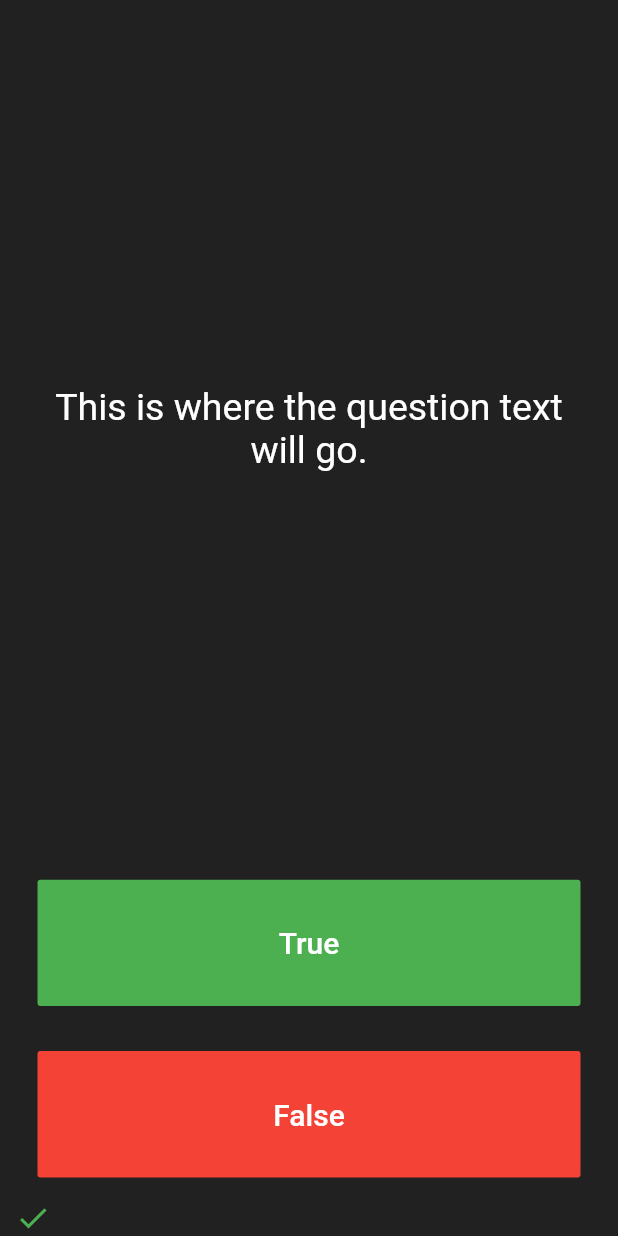
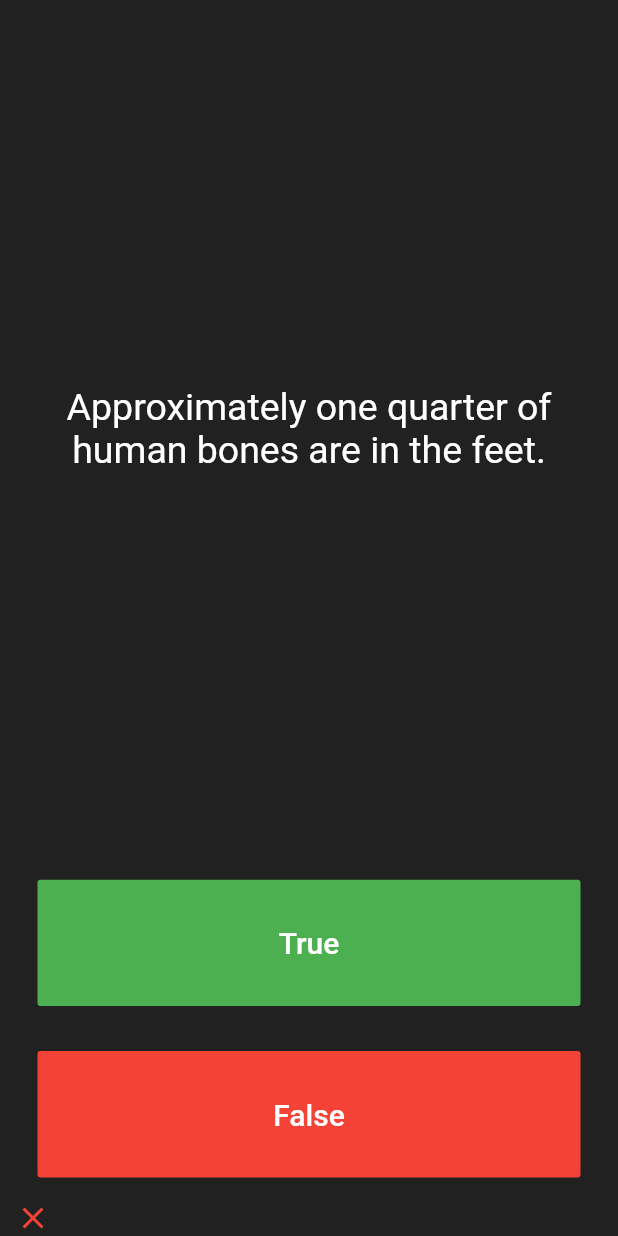
Before and after one commit to Tolskiee/Quizzler, a Flutter app: the screen it shows after launch, after a tap on "True", on a phone screen of 412 x 824 dp. Run offline on Flutter 3.47's test engine with Material 2 defaults, Android fonts, the phone set to English and light mode, and no system bars; our stand-ins replace rflutter_alert.

Commit message:
project(feature): Completed Challenge

```diff
--- a/lib/main.dart
+++ b/lib/main.dart
@@ -1,4 +1,8 @@
 import 'package:flutter/material.dart';
+import 'package:rflutter_alert/rflutter_alert.dart';
+import 'quizbrain.dart';
+
+QuizBrain quizBrain = QuizBrain();
 
 void main() => runApp(Quizzler());
 
@@ -27,6 +31,50 @@ class QuizPage extends StatefulWidget {
 class _QuizPageState extends State<QuizPage> {
   List<Icon> scoreKeeper = [];
 
+  void checkAnswer(bool userPickedAnswer) {
+    bool correctAnswer = quizBrain.getQuestionAnswer(questionNumber);
+    setState(() {
+      if (quizBrain.isFinished() == true) {
+        Alert(
+            context: context,
+            type: AlertType.success,
+            title: "Quiz Completed",
+            desc: "Would you like to retake or exit?",
+            buttons: [
+              DialogButton(
+                child: Text(
+                  "Retake",
+                  style: TextStyle(color: Colors.white, fontSize: 20),
+                ),
+                onPressed: () => Navigator.pop(context),
+                color: Color.fromRGBO(0, 179, 134, 1.0),
+              ),
+            ]).show();
+        quizBrain.reset();
+        scoreKeeper = [];
+      } else {
+        if (userPickedAnswer == correctAnswer) {
+          scoreKeeper.add(
+            Icon(
+              Icons.check,
+              color: Colors.green,
+            ),
+          );
+        } else {
+          scoreKeeper.add(
+            Icon(
+              Icons.close,
+              color: Colors.red,
+            ),
+          );
+        }
+      }
+      quizBrain.nextQuestion();
+      print(quizBrain.getQuestionNumber(questionNumber));
+    });
+  }
+
+  int questionNumber = 0;
   @override
   Widget build(BuildContext context) {
     return Column(
@@ -39,7 +87,7 @@ class _QuizPageState extends State<QuizPage> {
             padding: EdgeInsets.all(10.0),
             child: Center(
               child: Text(
-                'This is where the question text will go.',
+                quizBrain.getQuestionText(questionNumber),
                 textAlign: TextAlign.center,
                 style: TextStyle(
                   fontSize: 25.0,
@@ -63,14 +111,7 @@ class _QuizPageState extends State<QuizPage> {
                 ),
               ),
               onPressed: () {
-                setState(() {
-                  scoreKeeper.add(
-                    Icon(
-                      Icons.check,
-                      color: Colors.green,
-                    ),
-                  );
-                });
+                checkAnswer(true);
               },
             ),
           ),
@@ -88,7 +129,7 @@ class _QuizPageState extends State<QuizPage> {
                 ),
               ),
               onPressed: () {
-                //The user picked false.
+                checkAnswer(false);
               },
             ),
           ),
--- /dev/null
+++ b/lib/questions.dart
@@ -0,0 +1,9 @@
+class Question {
+  String questionText = '';
+  bool questionAnswer = true;
+
+  Question(String q, bool a) {
+    questionText = q;
+    questionAnswer = a;
+  }
+}
--- /dev/null
+++ b/lib/quizbrain.dart
@@ -0,0 +1,67 @@
+import 'questions.dart';
+
+class QuizBrain {
+  int _questionNumber = 0;
+
+  List<Question> _questionBank = [
+    Question('You can lead a cow down stairs but not up stairs.', false),
+    Question('Approximately one quarter of human bones are in the feet.', true),
+    Question('A slug\'s blood is green.', false),
+    Question('Some cats are actually allergic to humans', true),
+    Question('You can lead a cow down stairs but not up stairs.', false),
+    Question('Approximately one quarter of human bones are in the feet.', true),
+    Question('A slug\'s blood is green.', true),
+    Question('Buzz Aldrin\'s mother\'s maiden name was \"Moon\".', true),
+    Question('It is illegal to pee in the Ocean in Portugal.', true),
+    Question(
+        'No piece of square dry paper can be folded in half more than 7 times.',
+        false),
+    Question(
+        'In London, UK, if you happen to die in the House of Parliament, you are technically entitled to a state funeral, because the building is considered too sacred a place.',
+        true),
+    Question(
+        'The loudest sound produced by any animal is 188 decibels. That animal is the African Elephant.',
+        false),
+    Question(
+        'The total surface area of two human lungs is approximately 70 square metres.',
+        true),
+    Question('Google was originally called \"Backrub\".', true),
+    Question(
+        'Chocolate affects a dog\'s heart and nervous system; a few ounces are enough to kill a small dog.',
+        true),
+    Question(
+        'In West Virginia, USA, if you accidentally hit an animal with your car, you are free to take it home to eat.',
+        true),
+  ];
+
+  void nextQuestion() {
+    if (_questionNumber < _questionBank.length - 1) {
+      _questionNumber++;
+    }
+  }
+
+  String getQuestionText(int questionNumber) {
+    return _questionBank[_questionNumber].questionText;
+  }
+
+  bool getQuestionAnswer(int questionNumber) {
+    return _questionBank[_questionNumber].questionAnswer;
+  }
+
+  int getQuestionNumber(int questionNumber) {
+    return _questionNumber;
+  }
+
+  bool isFinished() {
+    if (_questionNumber >= _questionBank.length - 1) {
+      return true;
+      print('reached end');
+    } else {
+      return false;
+    }
+  }
+
+  void reset() {
+    _questionNumber = 0;
+  }
+}
--- a/pubspec.yaml
+++ b/pubspec.yaml
@@ -27,6 +27,7 @@ environment:
 # the latest version available on pub.dev. To see which dependencies have newer
 # versions available, run `flutter pub outdated`.
 dependencies:
+  rflutter_alert: ^2.0.4
   flutter:
     sdk: flutter
 
```
Also changed, not shown: pubspec.lock, 1 other file.
